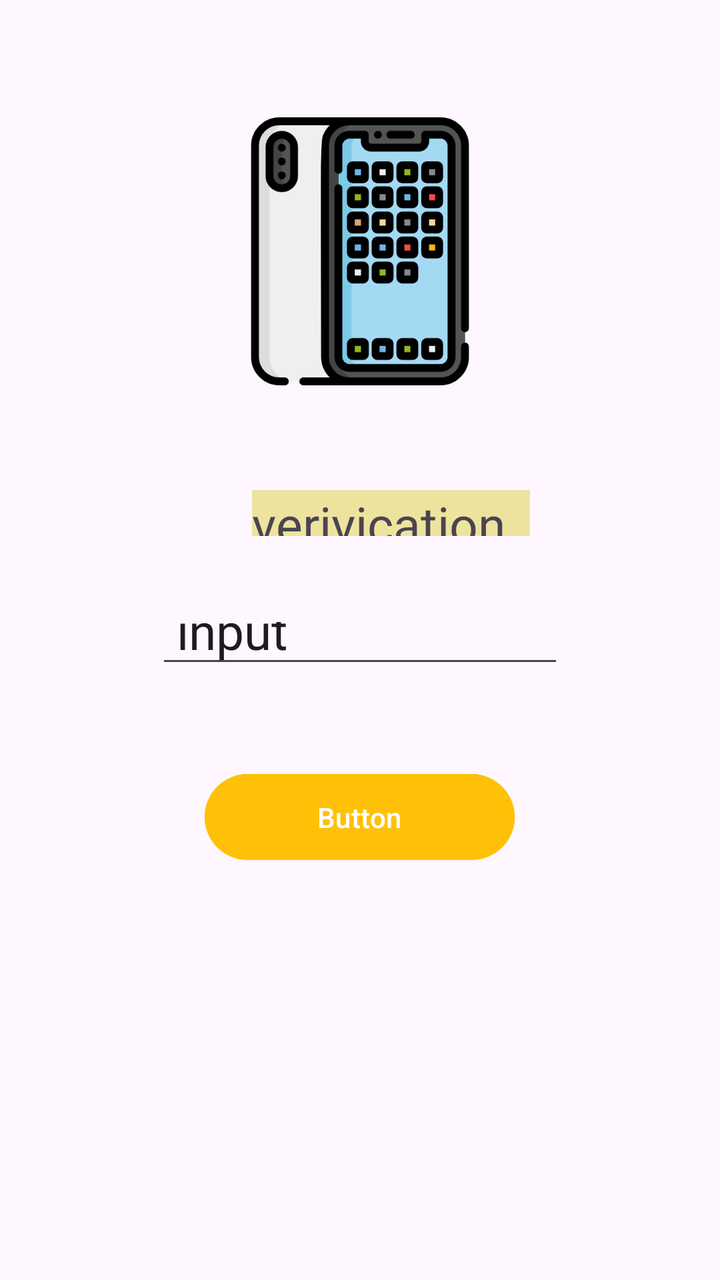
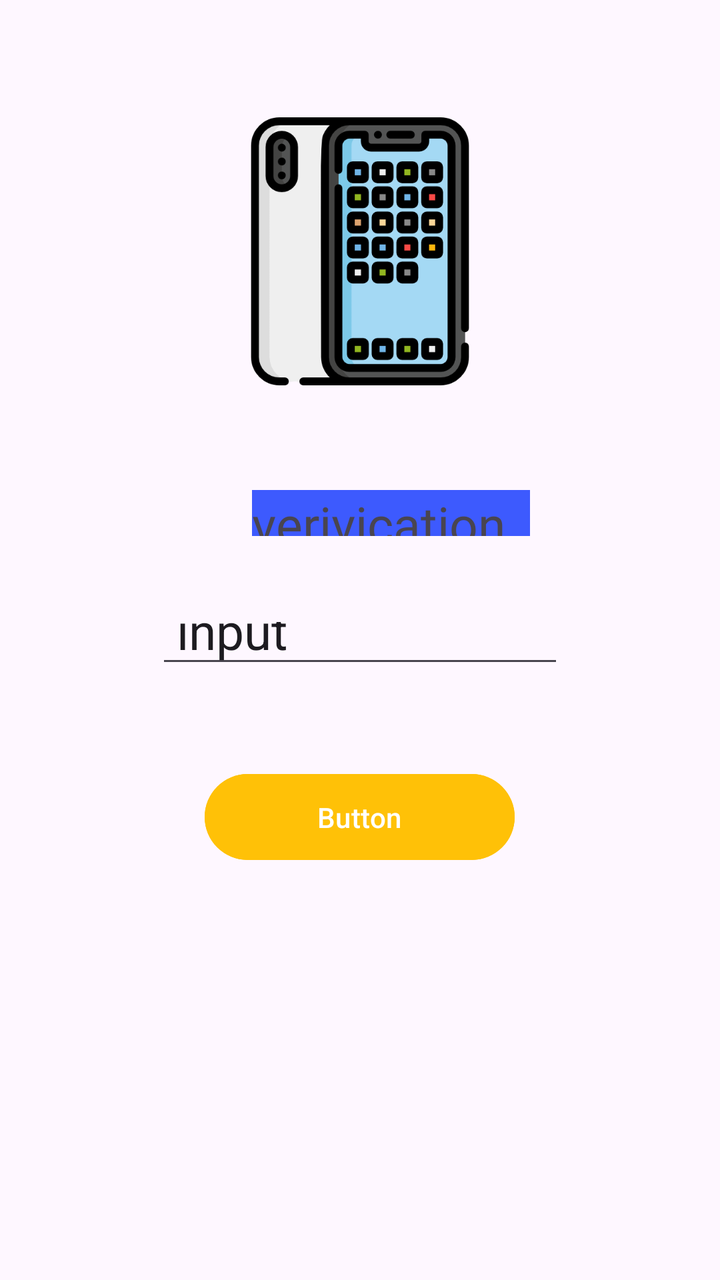

Two renders of the same Android screen: before a commit and after it. Below are the layout's source before the change and the commit's diff.
<!-- AndroidManifest.xml: application theme Theme.Jupiter_mirna -->
<!-- res/layout/activity_third.xml -->
<?xml version="1.0" encoding="utf-8"?>
<androidx.constraintlayout.widget.ConstraintLayout xmlns:android="http://schemas.android.com/apk/res/android"
    xmlns:app="http://schemas.android.com/apk/res-auto"
    xmlns:tools="http://schemas.android.com/tools"
    android:id="@+id/main"
    android:layout_width="match_parent"
    android:layout_height="match_parent"
    tools:context=".Pertemuan3.ThirdActivity">

    <Button
        android:id="@+id/BtnKirim"
        android:layout_width="155dp"
        android:layout_height="51dp"
        android:layout_marginHorizontal="80sp"
        android:layout_marginVertical="20sp"
        android:backgroundTint="#FFC107"
        android:text="Button"
        app:layout_constraintBottom_toBottomOf="parent"
        app:layout_constraintEnd_toEndOf="parent"
        app:layout_constraintHorizontal_bias="0.498"
        app:layout_constraintStart_toStartOf="parent"
        app:layout_constraintTop_toBottomOf="@+id/inputNoTujuan"
        app:layout_constraintVertical_bias="0.115" />

    <EditText
        android:id="@+id/inputNoTujuan"
        android:layout_width="204dp"
        android:layout_height="38dp"
        android:ems="10"
        android:inputType="text"
        android:text=" input "
        android:textSize="25sp"
        app:layout_constraintBottom_toBottomOf="parent"
        app:layout_constraintEnd_toEndOf="parent"
        app:layout_constraintStart_toStartOf="parent"
        app:layout_constraintTop_toTopOf="parent" />

    <ImageView
        android:id="@+id/imageView"
        android:layout_width="134dp"
        android:layout_height="144dp"
        app:layout_constraintBottom_toBottomOf="parent"
        app:layout_constraintEnd_toEndOf="parent"
        app:layout_constraintStart_toStartOf="parent"
        app:layout_constraintTop_toTopOf="parent"
        app:layout_constraintVertical_bias="0.108"
        app:srcCompat="@drawable/iphone" />

    <TextView
        android:id="@+id/verif"
        android:layout_width="139dp"
        android:layout_height="23dp"
        android:background="@color/kuning"
        android:fontFamily="@font/cweyons_regular"
        android:text="@string/verif"
        android:textSize="25sp"
        app:layout_constraintBottom_toBottomOf="parent"
        app:layout_constraintEnd_toEndOf="parent"
        app:layout_constraintHorizontal_bias="0.57"
        app:layout_constraintStart_toStartOf="parent"
        app:layout_constraintTop_toBottomOf="@+id/imageView"
        app:layout_constraintVertical_bias="0.113" />

</androidx.constraintlayout.widget.ConstraintLayout>
<!-- resources referenced by this layout -->
<resources>
  <color name="kuning">#EDE39F</color>
  <!-- drawable iphone: png bitmap (drawable, 30028 bytes) -->
  <string name="verif">verivication </string>
  <style name="Theme.Jupiter_mirna" parent="Base.Theme.Jupiter_mirna" />
  <style name="Base.Theme.Jupiter_mirna" parent="Theme.Material3.DayNight.NoActionBar">
          
          
      </style>
</resources>

<!-- the commit's change to res/layout/activity_third.xml (unified diff, before → after) -->
@@ -50,7 +50,7 @@
         android:id="@+id/verif"
         android:layout_width="139dp"
         android:layout_height="23dp"
-        android:background="@color/kuning"
+        android:background="#3D5AFE"
         android:fontFamily="@font/cweyons_regular"
         android:text="@string/verif"
         android:textSize="25sp"
<!-- resource entries referenced after the edit -->
@@ -1,6 +1,5 @@
 <!-- resources referenced by this layout -->
 <resources>
-  <color name="kuning">#EDE39F</color>
   <!-- drawable iphone: png bitmap (drawable, 30028 bytes) -->
   <string name="verif">verivication </string>
   <style name="Theme.Jupiter_mirna" parent="Base.Theme.Jupiter_mirna" />
